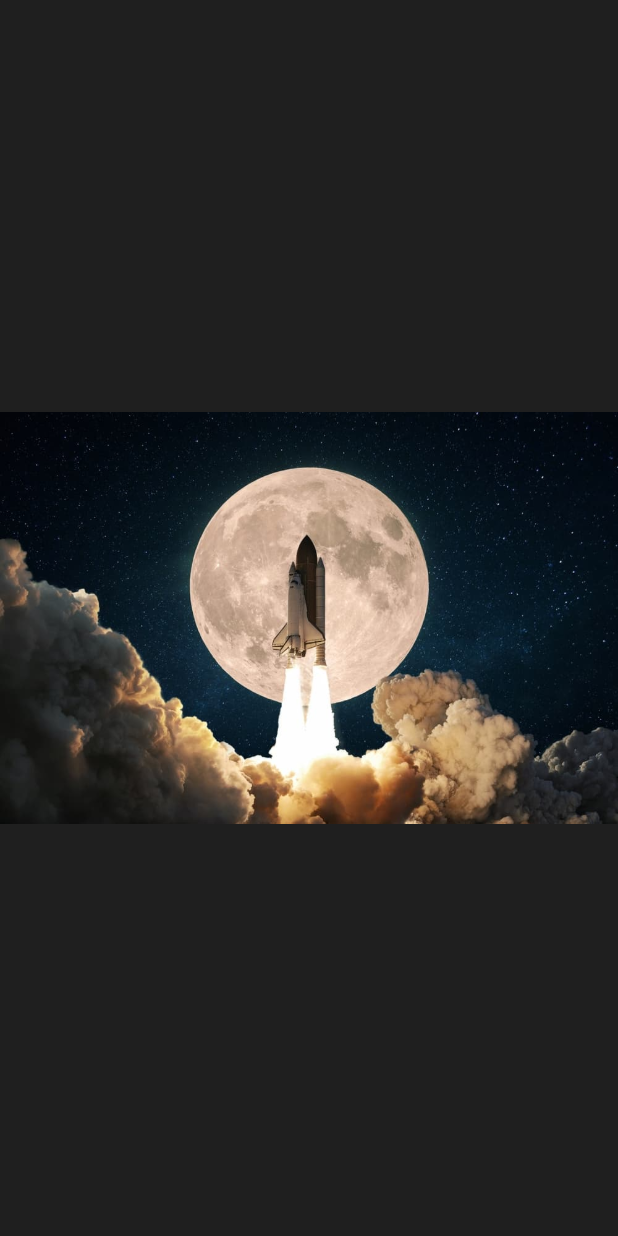
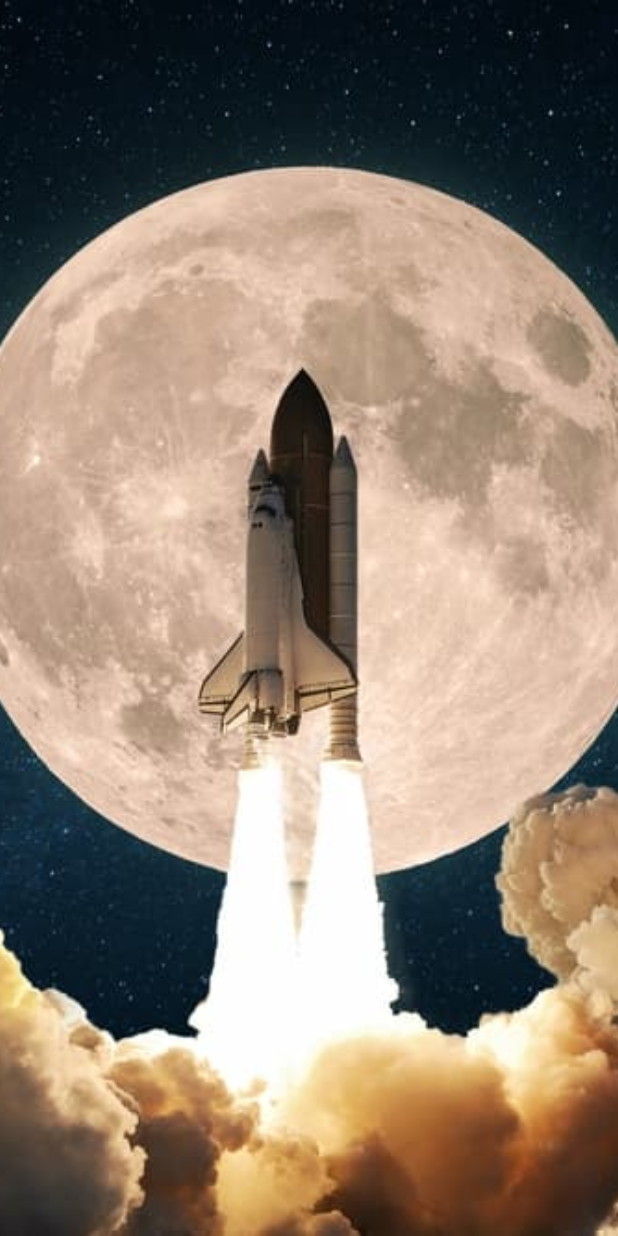
Before and after one commit to MIR-RIAZUL/go_to_moon, a Flutter app: the screen it shows after launch, on a phone screen of 412 x 824 dp. Run offline on Flutter 3.47's test engine with Material 3 defaults, Android fonts, the phone set to English and light mode, and no system bars.

Commit message:
some channge

```diff
--- a/lib/home_page.dart
+++ b/lib/home_page.dart
@@ -9,7 +9,10 @@ class Homepage extends StatelessWidget{
    return Scaffold(
      body:Container(
        decoration: BoxDecoration(
-         image:DecorationImage(image: AssetImage("assets/images/go_moon.jpg"),
+         color: Colors.red,
+         image:DecorationImage(
+           fit: BoxFit.fitHeight,
+           image: AssetImage("assets/images/go_moon.jpg"),
          )
        ),
      ),
```
